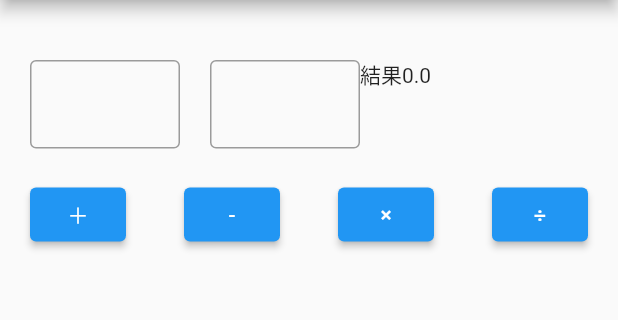
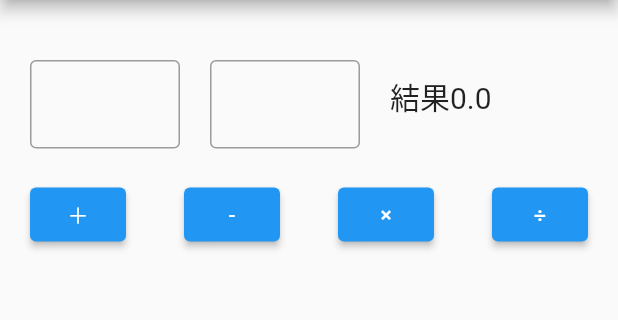
Before and after one commit to phillipsjun/calcultor_study, a Flutter app: the screen it shows after launch, on a phone screen of 412 x 824 dp, the part 84-404 px from its top. Run offline on Flutter 3.47's test engine with Material 2 defaults, Android fonts, the phone set to English and light mode, and no system bars.

Commit message:
“コメント”

```diff
--- a/lib/main.dart
+++ b/lib/main.dart
@@ -92,7 +92,10 @@ class _MyHomePageState extends State<MyHomePage> {
                    ),
                  ),
                ),
-             Text('結果$result')
+             Padding(
+               padding: const EdgeInsets.only(top: 30,left: 20),
+               child: Text('結果$result',style: TextStyle(fontSize: 20),),
+             )
     ],),
         Padding(
           padding: const EdgeInsets.all(20.0),
```
